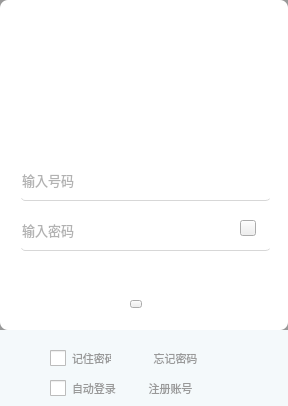
First picture: the form in weeduTalk/weeduloginwidget.ui, repository SSSuperHero/AEEduApplication, before the edit.
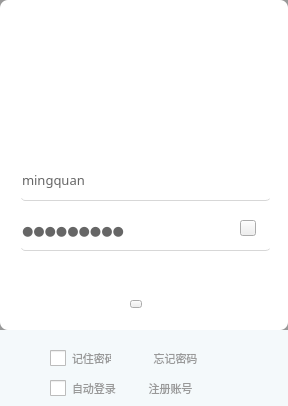
Second picture: the form after the edit. Icons and pictures are not drawn.

Diff of the .ui file:
```diff
--- a/weeduTalk/weeduloginwidget.ui
+++ b/weeduTalk/weeduloginwidget.ui
@@ -131,7 +131,7 @@
 text-align:left;</string>
          </property>
          <property name="text">
-          <string/>
+          <string>mingquan</string>
          </property>
          <property name="placeholderText">
           <string>输入号码</string>
@@ -160,6 +160,9 @@
 color:#666666;
 text-align:left;</string>
          </property>
+         <property name="text">
+          <string>a12345678</string>
+         </property>
          <property name="echoMode">
           <enum>QLineEdit::Password</enum>
          </property>
```
